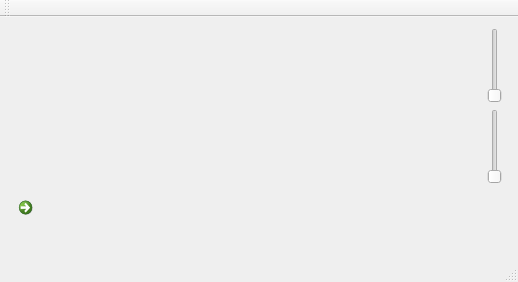
Old version of the form mainwindow.ui in the repository 607011/Qliq.
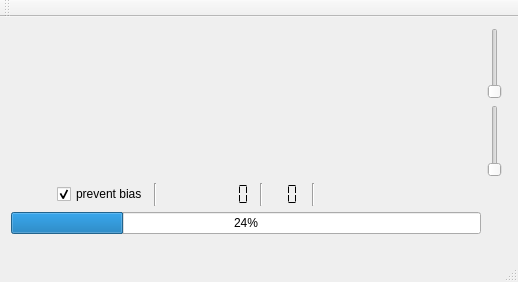
New version of the form. Icons and pictures are not drawn.

Commit message: Added quick health check (NIST's monobit test).

The edit to the form file:
```diff
--- a/mainwindow.ui
+++ b/mainwindow.ui
@@ -15,7 +15,150 @@
   </property>
   <widget class="QWidget" name="centralWidget">
    <layout class="QGridLayout" name="gridLayout">
-    <item row="2" column="0">
+    <item row="1" column="0">
+     <layout class="QHBoxLayout" name="horizontalLayout">
+      <property name="topMargin">
+       <number>0</number>
+      </property>
+      <item>
+       <widget class="QPushButton" name="startStopButton">
+        <property name="sizePolicy">
+         <sizepolicy hsizetype="Fixed" vsizetype="Fixed">
+          <horstretch>0</horstretch>
+          <verstretch>0</verstretch>
+         </sizepolicy>
+        </property>
+        <property name="minimumSize">
+         <size>
+          <width>16</width>
+          <height>16</height>
+         </size>
+        </property>
+        <property name="text">
+         <string/>
+        </property>
+        <property name="icon">
+         <iconset resource="qliq.qrc">
+          <normaloff>:/images/start.png</normaloff>:/images/start.png</iconset>
+        </property>
+        <property name="iconSize">
+         <size>
+          <width>16</width>
+          <height>16</height>
+         </size>
+        </property>
+        <property name="autoDefault">
+         <bool>true</bool>
+        </property>
+        <property name="flat">
+         <bool>true</bool>
+        </property>
+       </widget>
+      </item>
+      <item>
+       <widget class="QCheckBox" name="preventBiasCheckBox">
+        <property name="text">
+         <string>prevent bias</string>
+        </property>
+        <property name="checked">
+         <bool>true</bool>
+        </property>
+       </widget>
+      </item>
+      <item>
+       <widget class="Line" name="line_2">
+        <property name="orientation">
+         <enum>Qt::Vertical</enum>
+        </property>
+       </widget>
+      </item>
+      <item>
+       <widget class="QLCDNumber" name="bitsLcdNumber">
+        <property name="frameShape">
+         <enum>QFrame::NoFrame</enum>
+        </property>
+        <property name="frameShadow">
+         <enum>QFrame::Plain</enum>
+        </property>
+        <property name="digitCount">
+         <number>8</number>
+        </property>
+        <property name="mode">
+         <enum>QLCDNumber::Bin</enum>
+        </property>
+        <property name="segmentStyle">
+         <enum>QLCDNumber::Flat</enum>
+        </property>
+       </widget>
+      </item>
+      <item>
+       <widget class="Line" name="line">
+        <property name="orientation">
+         <enum>Qt::Vertical</enum>
+        </property>
+       </widget>
+      </item>
+      <item>
+       <widget class="QLCDNumber" name="byteLcdNumber">
+        <property name="frameShape">
+         <enum>QFrame::NoFrame</enum>
+        </property>
+        <property name="frameShadow">
+         <enum>QFrame::Plain</enum>
+        </property>
+        <property name="digitCount">
+         <number>2</number>
+        </property>
+        <property name="mode">
+         <enum>QLCDNumber::Hex</enum>
+        </property>
+        <property name="segmentStyle">
+         <enum>QLCDNumber::Flat</enum>
+        </property>
+       </widget>
+      </item>
+      <item>
+       <widget class="Line" name="line_3">
+        <property name="orientation">
+         <enum>Qt::Vertical</enum>
+        </property>
+       </widget>
+      </item>
+      <item>
+       <spacer name="horizontalSpacer">
+        <property name="orientation">
+         <enum>Qt::Horizontal</enum>
+        </property>
+        <property name="sizeHint" stdset="0">
+         <size>
+          <width>40</width>
+          <height>20</height>
+         </size>
+        </property>
+       </spacer>
+      </item>
+      <item>
+       <widget class="QLabel" name="statusLabel">
+        <property name="sizePolicy">
+         <sizepolicy hsizetype="MinimumExpanding" vsizetype="Preferred">
+          <horstretch>0</horstretch>
+          <verstretch>0</verstretch>
+         </sizepolicy>
+        </property>
+        <property name="minimumSize">
+         <size>
+          <width>100</width>
+          <height>16</height>
+         </size>
+        </property>
+        <property name="text">
+         <string/>
+        </property>
+       </widget>
+      </item>
+     </layout>
+    </item>
+    <item row="3" column="0">
      <spacer name="verticalSpacer">
       <property name="orientation">
        <enum>Qt::Vertical</enum>
@@ -28,22 +171,6 @@
       </property>
      </spacer>
     </item>
-    <item row="0" column="0">
-     <layout class="QVBoxLayout" name="graphLayout"/>
-    </item>
-    <item row="2" column="1">
-     <spacer name="verticalSpacer_2">
-      <property name="orientation">
-       <enum>Qt::Vertical</enum>
-      </property>
-      <property name="sizeHint" stdset="0">
-       <size>
-        <width>20</width>
-        <height>40</height>
-       </size>
-      </property>
-     </spacer>
-    </item>
     <item row="0" column="1">
      <layout class="QVBoxLayout" name="verticalLayout">
       <item>
@@ -74,10 +201,26 @@
       </item>
      </layout>
     </item>
-    <item row="1" column="0">
-     <widget class="QCommandLinkButton" name="startStopButton">
-      <property name="text">
-       <string/>
+    <item row="3" column="1">
+     <spacer name="verticalSpacer_2">
+      <property name="orientation">
+       <enum>Qt::Vertical</enum>
+      </property>
+      <property name="sizeHint" stdset="0">
+       <size>
+        <width>20</width>
+        <height>40</height>
+       </size>
+      </property>
+     </spacer>
+    </item>
+    <item row="0" column="0">
+     <layout class="QVBoxLayout" name="graphLayout"/>
+    </item>
+    <item row="2" column="0">
+     <widget class="QProgressBar" name="bufferProgressBar">
+      <property name="value">
+       <number>24</number>
       </property>
      </widget>
     </item>
```
Left out of the diff: 4 changed lines with no effect on the pictures. The commit also changes 12 other files.
